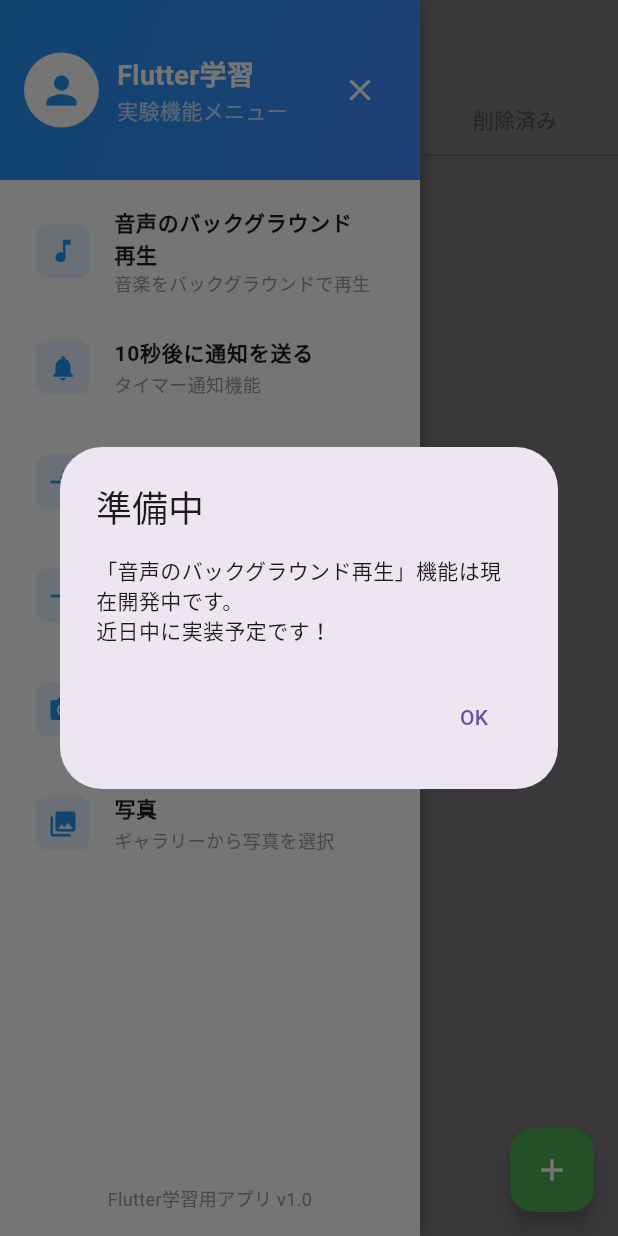
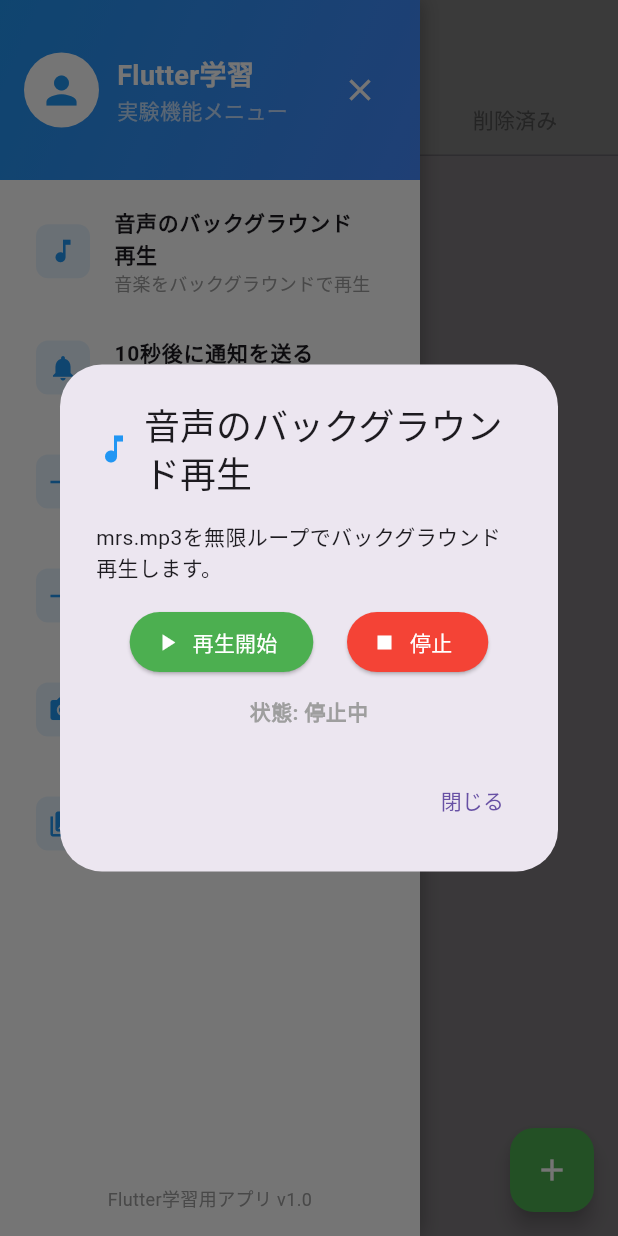
Before and after one commit to minoru-kinugasa-105/learn_flutter, a Flutter app: the screen it shows after launch, after a tap on the "menu" icon, after a tap on "音声のバックグラウンド再生", on a phone screen of 412 x 824 dp. Run offline on Flutter 3.47's test engine with Material 3 defaults, Android fonts, the phone set to English and light mode, and no system bars; our stand-ins replace audioplayers, flutter_local_notifications, hive_flutter, local_auth, timezone; accounts and stored records are empty.

Commit message:
feat: バックグラウンド音楽再生機能追加

```diff
--- /dev/null
+++ b/assets/images/test.txt
@@ -0,0 +1 @@
+test
--- /dev/null
+++ b/lib/services/audio_service.dart
@@ -0,0 +1,129 @@
+import 'package:audioplayers/audioplayers.dart';
+import 'package:flutter/foundation.dart';
+
+class AudioService {
+  static final AudioService _instance = AudioService._internal();
+  factory AudioService() => _instance;
+  AudioService._internal();
+
+  final AudioPlayer _audioPlayer = AudioPlayer();
+  bool _isPlaying = false;
+  bool _isLooping = false;
+
+  bool get isPlaying => _isPlaying;
+  bool get isLooping => _isLooping;
+
+  /// 音声ファイルを無限ループで再生開始
+  Future<void> startBackgroundPlayback() async {
+    try {
+      if (_isPlaying) {
+        await stopPlayback();
+      }
+
+      // アセットファイルのパス
+      const String audioPath = 'audios/mrs.mp3';
+
+      // 無限ループで再生
+      await _audioPlayer.setSource(AssetSource(audioPath));
+      await _audioPlayer.setReleaseMode(ReleaseMode.loop);
+      await _audioPlayer.resume();
+
+      _isPlaying = true;
+      _isLooping = true;
+
+      if (kDebugMode) {
+        print('音声のバックグラウンド再生を開始しました');
+      }
+    } catch (e) {
+      if (kDebugMode) {
+        print('音声再生エラー: $e');
+      }
+      rethrow;
+    }
+  }
+
+  /// 音声再生を停止
+  Future<void> stopPlayback() async {
+    try {
+      await _audioPlayer.stop();
+      _isPlaying = false;
+      _isLooping = false;
+
+      if (kDebugMode) {
+        print('音声の再生を停止しました');
+      }
+    } catch (e) {
+      if (kDebugMode) {
+        print('音声停止エラー: $e');
+      }
+      rethrow;
+    }
+  }
+
+  /// 音声再生を一時停止
+  Future<void> pausePlayback() async {
+    try {
+      await _audioPlayer.pause();
+      _isPlaying = false;
+
+      if (kDebugMode) {
+        print('音声の再生を一時停止しました');
+      }
+    } catch (e) {
+      if (kDebugMode) {
+        print('音声一時停止エラー: $e');
+      }
+      rethrow;
+    }
+  }
+
+  /// 音声再生を再開
+  Future<void> resumePlayback() async {
+    try {
+      await _audioPlayer.resume();
+      _isPlaying = true;
+
+      if (kDebugMode) {
+        print('音声の再生を再開しました');
+      }
+    } catch (e) {
+      if (kDebugMode) {
+        print('音声再開エラー: $e');
+      }
+      rethrow;
+    }
+  }
+
+  /// 音量を設定（0.0 - 1.0）
+  Future<void> setVolume(double volume) async {
+    try {
+      await _audioPlayer.setVolume(volume.clamp(0.0, 1.0));
+
+      if (kDebugMode) {
+        print('音量を${(volume * 100).toInt()}%に設定しました');
+      }
+    } catch (e) {
+      if (kDebugMode) {
+        print('音量設定エラー: $e');
+      }
+      rethrow;
+    }
+  }
+
+  /// リソースを解放
+  Future<void> dispose() async {
+    try {
+      await _audioPlayer.dispose();
+      _isPlaying = false;
+      _isLooping = false;
+
+      if (kDebugMode) {
+        print('AudioServiceを破棄しました');
+      }
+    } catch (e) {
+      if (kDebugMode) {
+        print('AudioService破棄エラー: $e');
+      }
+    }
+  }
+}
--- a/lib/widgets/sidebar_widget.dart
+++ b/lib/widgets/sidebar_widget.dart
@@ -1,4 +1,5 @@
 import 'package:flutter/material.dart';
+import '../services/audio_service.dart';
 
 class SidebarWidget extends StatelessWidget {
   final VoidCallback onClose;
@@ -87,7 +88,7 @@ class SidebarWidget extends StatelessWidget {
                   title: '音声のバックグラウンド再生',
                   subtitle: '音楽をバックグラウンドで再生',
                   onTap: () {
-                    _showComingSoon(context, '音声のバックグラウンド再生');
+                    _showAudioControlDialog(context);
                   },
                 ),
                 _buildMenuItem(
@@ -180,6 +181,116 @@ class SidebarWidget extends StatelessWidget {
     );
   }
 
+  void _showAudioControlDialog(BuildContext context) {
+    final audioService = AudioService();
+
+    showDialog(
+      context: context,
+      builder: (context) => StatefulBuilder(
+        builder: (context, setState) => AlertDialog(
+          title: const Row(
+            children: [
+              Icon(Icons.music_note, color: Colors.blue),
+              SizedBox(width: 8),
+              Expanded(child: Text('音声のバックグラウンド再生')),
+            ],
+          ),
+          content: Column(
+            mainAxisSize: MainAxisSize.min,
+            children: [
+              const Text(
+                'mrs.mp3を無限ループでバックグラウンド再生します。',
+                style: TextStyle(fontSize: 14),
+              ),
+              const SizedBox(height: 16),
+              Row(
+                mainAxisAlignment: MainAxisAlignment.spaceEvenly,
+                children: [
+                  ElevatedButton.icon(
+                    onPressed: () async {
+                      try {
+                        await audioService.startBackgroundPlayback();
+                        setState(() {});
+                        if (context.mounted) {
+                          ScaffoldMessenger.of(context).showSnackBar(
+                            const SnackBar(
+                              content: Text('音声のバックグラウンド再生を開始しました'),
+                              backgroundColor: Colors.green,
+                            ),
+                          );
+                        }
+                      } catch (e) {
+                        if (context.mounted) {
+                          ScaffoldMessenger.of(context).showSnackBar(
+                            SnackBar(
+                              content: Text('エラー: $e'),
+                              backgroundColor: Colors.red,
+                            ),
+                          );
+                        }
+                      }
+                    },
+                    icon: const Icon(Icons.play_arrow),
+                    label: const Text('再生開始'),
+                    style: ElevatedButton.styleFrom(
+                      backgroundColor: Colors.green,
+                      foregroundColor: Colors.white,
+                    ),
+                  ),
+                  ElevatedButton.icon(
+                    onPressed: () async {
+                      try {
+                        await audioService.stopPlayback();
+                        setState(() {});
+                        if (context.mounted) {
+                          ScaffoldMessenger.of(context).showSnackBar(
+                            const SnackBar(
+                              content: Text('音声の再生を停止しました'),
+                              backgroundColor: Colors.orange,
+                            ),
+                          );
+                        }
+                      } catch (e) {
+                        if (context.mounted) {
+                          ScaffoldMessenger.of(context).showSnackBar(
+                            SnackBar(
+                              content: Text('エラー: $e'),
+                              backgroundColor: Colors.red,
+                            ),
+                          );
+                        }
+                      }
+                    },
+                    icon: const Icon(Icons.stop),
+                    label: const Text('停止'),
+                    style: ElevatedButton.styleFrom(
+                      backgroundColor: Colors.red,
+                      foregroundColor: Colors.white,
+                    ),
+                  ),
+                ],
+              ),
+              const SizedBox(height: 12),
+              Text(
+                '状態: ${audioService.isPlaying ? "再生中" : "停止中"}',
+                style: TextStyle(
+                  color: audioService.isPlaying ? Colors.green : Colors.grey,
+                  fontWeight: FontWeight.bold,
+                ),
+              ),
+            ],
+          ),
+          actions: [
+            TextButton(
+              onPressed: () => Navigator.of(context).pop(),
+              child: const Text('閉じる'),
+            ),
+          ],
+        ),
+      ),
+    );
+  }
+
   void _showComingSoon(BuildContext context, String featureName) {
     showDialog(
       context: context,
```
Also changed, not shown: pubspec.yaml (+11 -11 lines), pubspec.lock, 8 other files.
